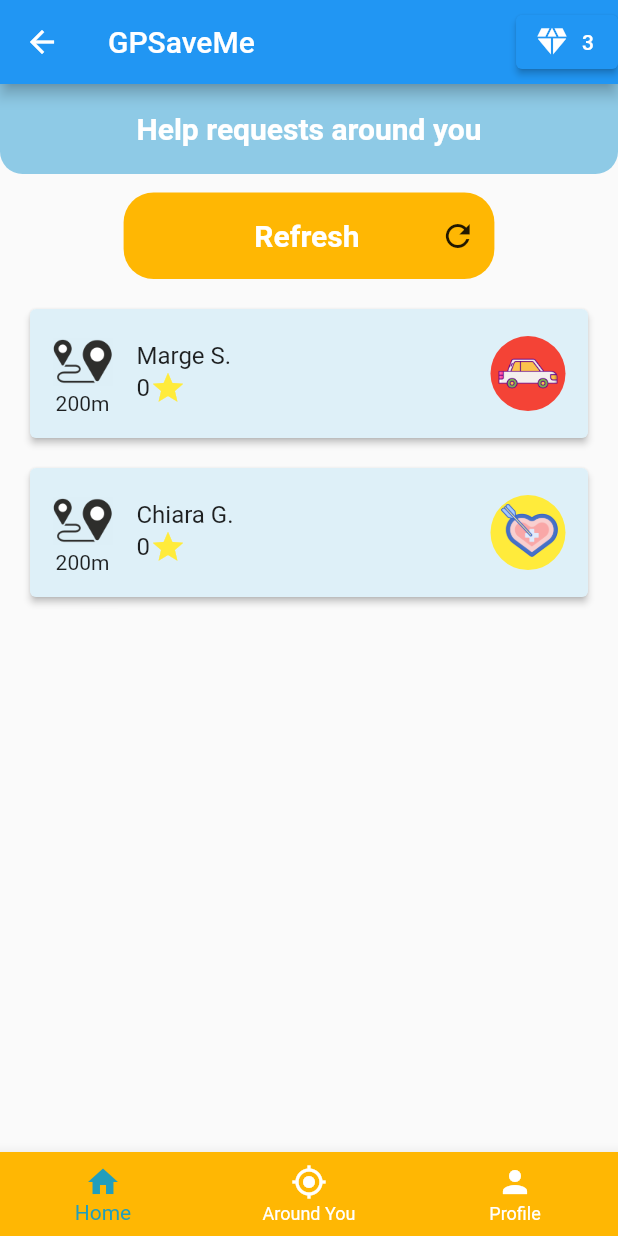
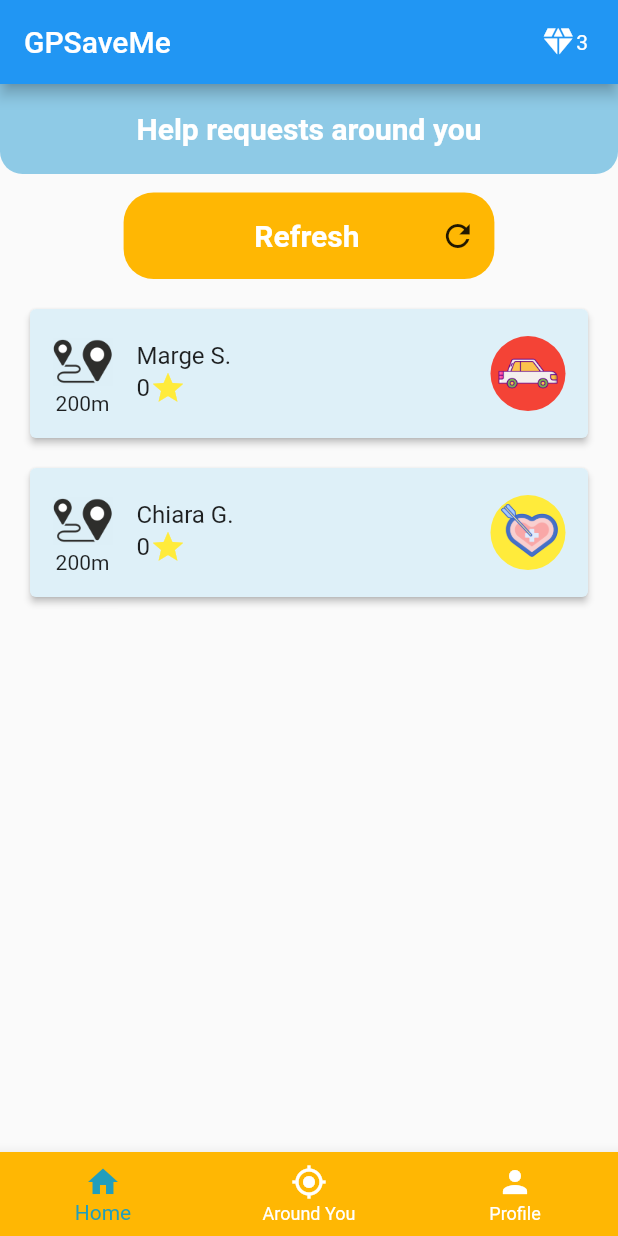
Before and after one commit to cliziam/GPSaveME, a Flutter app: the AroundYou screen opened directly, on a phone screen of 412 x 824 dp. Run offline on Flutter 3.47's test engine with Material 2 defaults, Android fonts, the phone set to English and light mode, and no system bars; our stand-ins replace image_picker, location; missing offline and left inert: phone_form_field; statements that could not run were skipped.

Commit message:
Review profile

```diff
--- a/lib/models/User.dart
+++ b/lib/models/User.dart
@@ -7,7 +7,6 @@ class User {
   bool profileCheck;
   File imageProfile;
   List<Review> reviewList = [];
-
   User(this.name, this.surname, this.phoneNumber, this.imageProfile,
       this.profileCheck);
 
@@ -20,14 +19,30 @@ class User {
     return (sum / reviewList.length).toString();
   }
 
+  void addReview(Review review) {
+    reviewList.add(review);
+  }
+
+  List<Review> getReviews() {
+    return reviewList;
+  }
+
+  String getName() {
+    return name;
+  }
+
 
 }
 
 class Review {
   int voto;
   String description;
+  User user;
+  Review(this.voto, this.description, this.user);
 
-  Review(this.voto, this.description);
+  User getUser() {
+    return user;
+  }
 }
 
 class Document {
--- a/lib/screens/AroundYou.dart
+++ b/lib/screens/AroundYou.dart
@@ -14,7 +14,7 @@ class AroundYou extends StatefulWidget {
         REQUEST_TYPE.transportation,
         'out of fuel',
         User('Marge', 'Simpson', '339862948', File("images/marge.jpeg"), false),
-        "images/Fuel.png"),
+        "images/fuel.png"),
     Request(
         1,
         2,
@@ -22,7 +22,7 @@ class AroundYou extends StatefulWidget {
         'need a med',
         User(
             'Chiara', 'Griffin', '392164553', File("images/marge.jpeg"), false),
-        "images/Fuel.png")
+        "images/fuel.png")
   ];
 
   const AroundYou({Key? key}) : super(key: key);
@@ -36,16 +36,26 @@ class _AroundYouState extends State<AroundYou> {
   @override
   Widget build(BuildContext context) {
     return Scaffold(
-      appBar: AppBar(title: Text(widget.title), actions: <Widget>[
-        Row(
-          children: <Widget>[
-            ElevatedButton.icon(
-                icon: const Icon(Icons.diamond),
-                label: Text(MyApp.coins.toString()),
-                onPressed: () => {})
-          ],
-        )
-      ]),
+      appBar: AppBar(
+        title: Text(widget.title),
+        automaticallyImplyLeading: false,
+        actions: [
+          Padding(
+            padding: const EdgeInsets.fromLTRB(0, 0, 20, 0),
+            child: Row(
+              mainAxisAlignment: MainAxisAlignment.start,
+              children: [
+                const Tooltip(
+                  message: "Remaining coins to ask for help!",
+                  triggerMode: TooltipTriggerMode.tap,
+                  child: Icon(Icons.diamond_sharp),
+                ),
+                Text(MyApp.coins.toString()),
+              ],
+            ),
+          ),
+        ],
+      ),
       body: Column(
         children: <Widget>[
           Container(
```
Also changed, not shown: lib/screens/HomePage.dart (+9 -7 lines), lib/screens/Profile.dart (+90 -15 lines).
